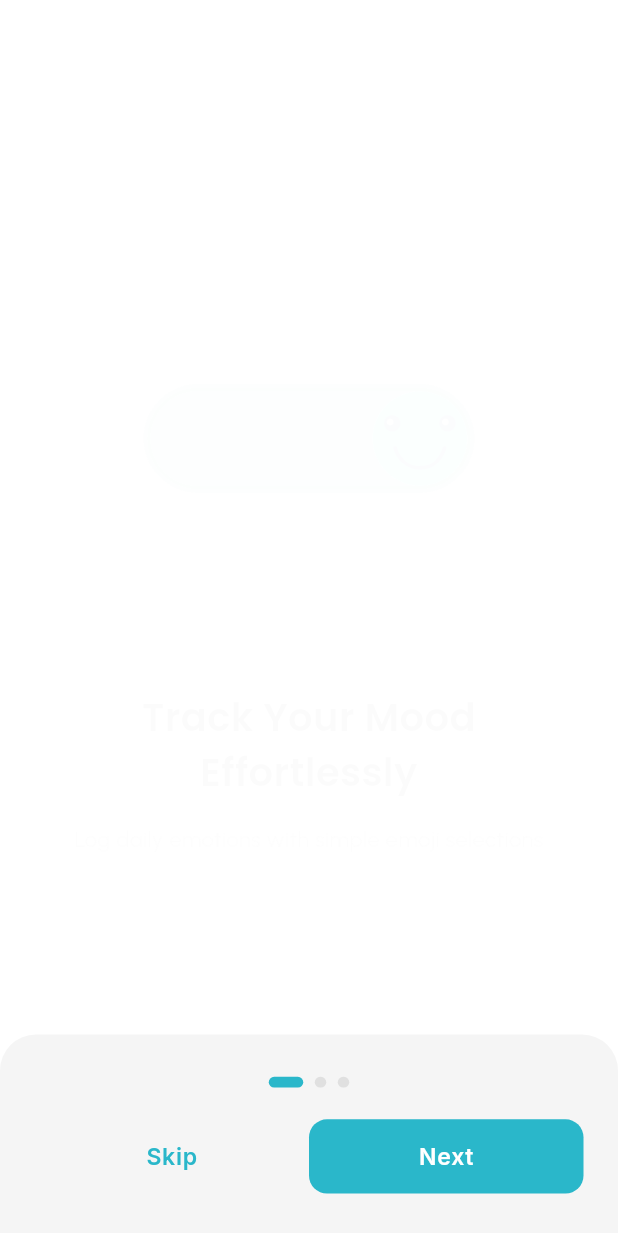
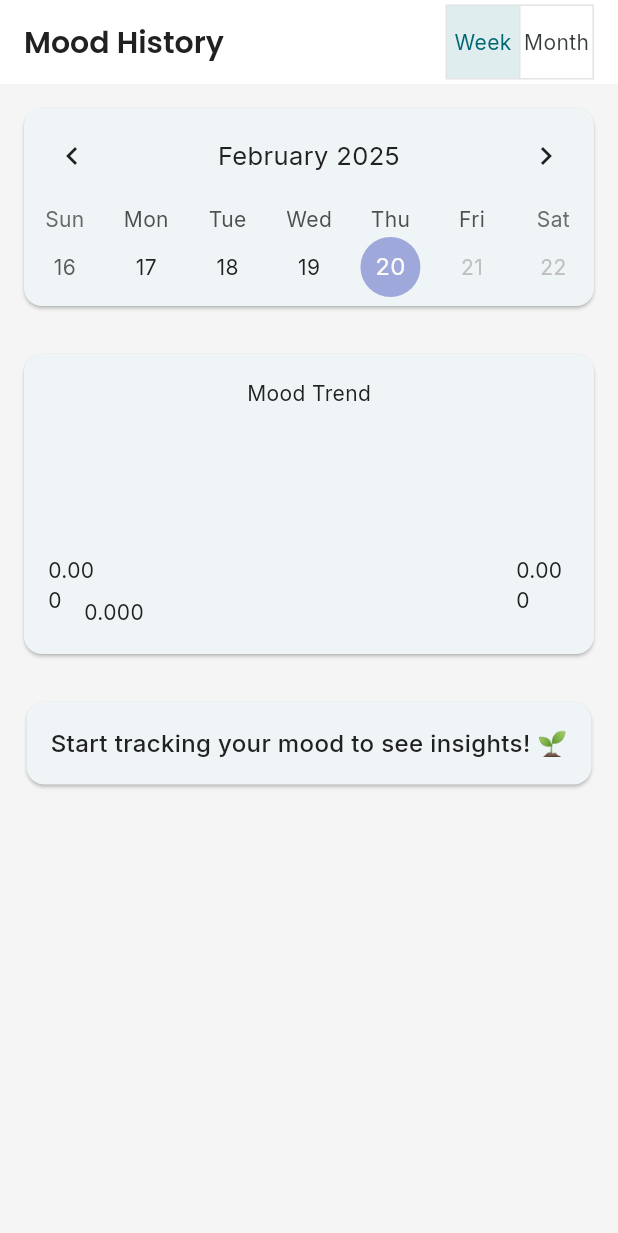
Before and after one commit to Manlikeog/mindful_mate, a Flutter app: the screen it shows after launch, after a tap on "Skip", on a phone screen of 412 x 824 dp. Shown: the top 1233 px of the screen. Run offline on Flutter 3.47's test engine with Material 3 defaults, Android fonts, the phone set to English and light mode, and no system bars; drawn by our look-alikes of fl_chart, table_calendar; our stand-ins replace flutter_hooks, flutter_riverpod, fluttertoast, gap, go_router, google_fonts and 3 more; missing offline and left inert: particles_flutter; generated files the repository leaves out were written again.

Commit message:
implementing the mood tracker screen

```diff
--- /dev/null
+++ b/lib/providers/mood_tracker_provider.dart
@@ -0,0 +1,27 @@
+
+
+// 2. providers/mood_providers.dart
+import 'package:flutter_riverpod/flutter_riverpod.dart';
+import 'package:mindful_mate/providers/home/mood_provider.dart';
+
+final calendarViewProvider = StateProvider<CalendarViewMode>((ref) => CalendarViewMode.weekly);
+final selectedDateProvider = StateProvider<DateTime>((ref) => DateTime.now());
+
+enum CalendarViewMode { weekly, monthly }
+
+extension MoodAnalysis on WidgetRef {
+  String getMoodInsight() {
+    final moods = read(moodProvider);
+    if (moods.isEmpty) return "Start tracking your mood to see insights! 🌱";
+
+    final entries = moods.entries;
+    final happyDays = entries.where((entry) => entry.value >= 2).length;
+    final averageMood = entries.isEmpty
+        ? 0
+        : entries.map((e) => e.value).reduce((a, b) => a + b) / entries.length;
+
+    if (happyDays > entries.length * 0.8) return "You're consistently positive! 🌟";
+    if (averageMood < 1.5) return "Let's focus on self-care this week 💆♀️";
+    return "You felt happiest on weekends! 🎉";
+  }
+}
--- /dev/null
+++ b/lib/screens/mood/model/mood_calendar.dart
@@ -0,0 +1,91 @@
+import 'package:flutter/material.dart';
+import 'package:flutter_riverpod/flutter_riverpod.dart';
+import 'package:mindful_mate/providers/home/mood_provider.dart';
+import 'package:mindful_mate/providers/mood_tracker_provider.dart';
+import 'package:table_calendar/table_calendar.dart';
+// Ensure this import is correct
+
+class MoodCalendar extends ConsumerWidget {
+  const MoodCalendar({super.key}); // Add constructor with key
+
+  @override
+  Widget build(BuildContext context, WidgetRef ref) {
+    final moods = ref.watch(moodProvider);
+    final selectedDate = ref.watch(selectedDateProvider);
+    final viewMode = ref.watch(calendarViewProvider);
+
+    return Card(
+      margin: const EdgeInsets.all(16),
+      child: TableCalendar(
+        firstDay: DateTime.now().subtract(const Duration(days: 365)),
+        lastDay: DateTime.now(),
+        focusedDay: selectedDate,
+        calendarFormat: viewMode == CalendarViewMode.weekly
+            ? CalendarFormat.week
+            : CalendarFormat.month,
+        headerStyle: const HeaderStyle(
+          formatButtonVisible: false,
+          titleCentered: true,
+        ),
+        calendarBuilders: CalendarBuilders(
+          markerBuilder: (context, date, _) {
+            final mood = moods[date] ?? -1;
+            return mood != -1
+                ? Container(
+                    margin: const EdgeInsets.all(4), // Fixed syntax
+                    width: 8,
+                    height: 8,
+                    decoration: BoxDecoration(
+                      color: _moodColor(mood),
+                      shape: BoxShape.circle,
+                    ),
+                  )
+                : const SizedBox.shrink();
+          },
+        ),
+        onDaySelected: (day, _) => _showMoodPicker(context, ref, day),
+        onFormatChanged: (format) =>
+            ref.read(calendarViewProvider.notifier).state =
+                format == CalendarFormat.week
+                    ? CalendarViewMode.weekly
+                    : CalendarViewMode.monthly,
+      ),
+    );
+  }
+
+  Color _moodColor(int index) {
+    return const [
+      Colors.red, // 😢
+      Colors.orange, // 😐
+      Colors.lime, // 😊
+      Colors.green, // 😄
+      Colors.yellow // 🌟
+    ][index];
+  }
+
+  void _showMoodPicker(BuildContext context, WidgetRef ref, DateTime day) {
+    showModalBottomSheet(
+      context: context,
+      builder: (ctx) => Container(
+        height: 200,
+        padding: const EdgeInsets.all(16),
+        child: GridView.count(
+          crossAxisCount: 5,
+          children: List.generate(
+              5,
+              (index) => GestureDetector(
+                    onTap: () {
+                      ref.read(moodProvider.notifier).logMood(index);
+                      ref.read(selectedDateProvider.notifier).state = day;
+                      Navigator.pop(context);
+                    },
+                    child: Text(
+                      ['😢', '😐', '😊', '😄', '🌟'][index],
+                      style: const TextStyle(fontSize: 32),
+                    ),
+                  )),
+        ),
+      ),
+    );
+  }
+}
--- /dev/null
+++ b/lib/screens/mood/mood_screen.dart
@@ -0,0 +1,125 @@
+// mood_tracker_screen.dart
+import 'package:flutter/material.dart';
+import 'package:flutter_riverpod/flutter_riverpod.dart';
+import 'package:fl_chart/fl_chart.dart'; // Replace charts_flutter import
+import 'package:mindful_mate/providers/home/mood_provider.dart';
+import 'package:mindful_mate/providers/mood_tracker_provider.dart';
+import 'package:mindful_mate/screens/mood/model/mood_calendar.dart';
+
+class MoodTrackerScreen extends ConsumerWidget {
+  static const String path = 'moodTracker';
+  static const String fullPath = '/moodTracker';
+  static const String pathName = '/moodTracker';
+
+  const MoodTrackerScreen({super.key});
+  @override
+  Widget build(BuildContext context, WidgetRef ref) {
+    return Scaffold(
+      appBar: AppBar(
+        title: Text('Mood History'),
+        actions: [
+          _ViewModeToggle(),
+        ],
+      ),
+      body: SingleChildScrollView(
+        child: Column(
+          children: [
+            MoodCalendar(),
+            _TrendChart(),
+            _InsightsCard(ref),
+          ],
+        ),
+      ),
+    );
+  }
+}
+
+class _ViewModeToggle extends ConsumerWidget {
+  @override
+  Widget build(BuildContext context, WidgetRef ref) {
+    final viewMode = ref.watch(calendarViewProvider);
+    return Padding(
+      padding: EdgeInsets.only(right: 16),
+      child: ToggleButtons(
+        isSelected: [
+          viewMode == CalendarViewMode.weekly,
+          viewMode == CalendarViewMode.monthly,
+        ],
+        onPressed: (index) => ref.read(calendarViewProvider.notifier).state =
+            index == 0 ? CalendarViewMode.weekly : CalendarViewMode.monthly,
+        children: [Text('Week'), Text('Month')],
+      ),
+    );
+  }
+}
+
+class _TrendChart extends ConsumerWidget {
+  @override
+  Widget build(BuildContext context, WidgetRef ref) {
+    final moodData = ref.watch(moodProvider);
+    final viewMode = ref.watch(calendarViewProvider);
+
+    return Card(
+      margin: EdgeInsets.all(16),
+      child: Container(
+        height: 200,
+        padding: EdgeInsets.all(16),
+        child: LineChart(
+          LineChartData(
+            lineBarsData: [_createChartData(moodData, viewMode)],
+            titlesData: FlTitlesData(
+              topTitles: AxisTitles(
+                sideTitles: SideTitles(showTitles: false),
+                axisNameWidget: Text('Mood Trend'),
+              ),
+            ),
+            borderData: FlBorderData(show: false),
+          ),
+        ),
+      ),
+    );
+  }
+
+  LineChartBarData _createChartData(
+      Map<DateTime, int> moods, CalendarViewMode viewMode) {
+    final List<FlSpot> spots = moods.entries
+        .map((e) => FlSpot(e.key.month.toDouble(), e.value.toDouble()))
+        .toList()
+      ..sort((a, b) => a.x.compareTo(b.x));
+
+    return LineChartBarData(
+      spots: spots,
+      isCurved: true,
+      color: Colors.blue,
+      barWidth: 2,
+      dotData: FlDotData(show: false),
+    );
+  }
+}
+
+class _InsightsCard extends ConsumerWidget {
+  final WidgetRef ref;
+
+  _InsightsCard(this.ref);
+
+  @override
+  Widget build(BuildContext context, _) {
+    return Card(
+      margin: EdgeInsets.all(16),
+      child: Padding(
+        padding: EdgeInsets.all(16),
+        child: Text(
+          ref.getMoodInsight(),
+          style: TextStyle(fontSize: 16, fontWeight: FontWeight.w500),
+        ),
+      ),
+    );
+  }
+}
+
+class MoodEntry {
+  final DateTime date;
+  final double value;
+
+  MoodEntry(this.date, this.value);
+}
--- a/lib/screens/onboarding/onboarding_screen.dart
+++ b/lib/screens/onboarding/onboarding_screen.dart
@@ -5,6 +5,8 @@ import 'package:go_router/go_router.dart';
 import 'package:hooks_riverpod/hooks_riverpod.dart';
 import 'package:lottie/lottie.dart'; // Added for animations
 import 'package:mindful_mate/providers/system_setup/theme_data_provider.dart';
+import 'package:mindful_mate/screens/home/home_screen.dart';
+import 'package:mindful_mate/screens/mood/mood_screen.dart';
 import 'package:mindful_mate/screens/onboarding/model/onboarding_bottom_controls.dart';
 import 'package:mindful_mate/screens/onboarding/model/onboarding_page.dart';
 import 'package:mindful_mate/utils/app_settings/images_strings.dart';
@@ -135,8 +137,9 @@ class _OnboardingScreenState extends ConsumerState<OnboardingScreen>
   void _handleSkip() => _completeOnboarding();
 
   void _completeOnboarding() {
+    print("ok");
     injector.quickStorage
         .storeBool(key: ObjectKeys.firstTimeLaunch, data: true);
-    // context.go(WelcomePageScreen.fullPath);
+    context.go(MoodTrackerScreen.fullPath);
   }
 }
--- a/lib/utils/routes.dart
+++ b/lib/utils/routes.dart
@@ -1,4 +1,6 @@
 import 'package:go_router/go_router.dart';
+import 'package:mindful_mate/screens/home/home_screen.dart';
+import 'package:mindful_mate/screens/mood/mood_screen.dart';
 import 'package:mindful_mate/screens/onboarding/onboarding_screen.dart';
 import 'package:mindful_mate/screens/onboarding/splash_screen.dart';
 import 'package:mindful_mate/utils/app_settings/injector.dart';
@@ -21,5 +23,19 @@ final router = GoRouter(
         child: const OnboardingScreen(),
       ),
     ),
+    GoRoute(
+      path: '/home', // Full path for onboarding screen
+      pageBuilder: (context, state) => buildMyTransition<void>(
+        color: injector.palette.primaryColor,
+        child: const HomeScreen(),
+      ),
+    ),
+     GoRoute(
+      path: '/moodTracker', // Full path for onboarding screen
+      pageBuilder: (context, state) => buildMyTransition<void>(
+        color: injector.palette.primaryColor,
+        child: const MoodTrackerScreen(),
+      ),
+    ),
   ],
 );
--- a/pubspec.yaml
+++ b/pubspec.yaml
@@ -29,6 +29,7 @@ environment:
 # versions available, run `flutter pub outdated`.
 dependencies:
   cupertino_icons: ^1.0.8
+  fl_chart: ^0.68.0
   flutter:
     sdk: flutter
   flutter_hooks: ^0.20.5
@@ -41,7 +42,9 @@ dependencies:
   google_fonts: ^6.2.1
   hooks_riverpod: ^2.6.1
   lottie: ^3.3.1
+  particles_flutter: ^1.0.0
   shared_preferences: ^2.5.2
+  table_calendar: ^3.1.0
 
 dev_dependencies:
   flutter_lints: ^4.0.0
```
Also changed, not shown: lib/providers/home/mood_provider.dart (added, +31 -0 lines), lib/providers/home/streak_provider.dart (added, +32 -0 lines), lib/providers/system_setup/greeting_provider.dart (added, +7 -0 lines), lib/screens/home/home_screen.dart (added, +221 -0 lines), lib/utils/app_widget/particle_background.dart (added, +47 -0 lines), lib/providers/journal_provider.dart (added), lib/screens/journal/journal_screen.dart (added), pubspec.lock, 1 other file.
